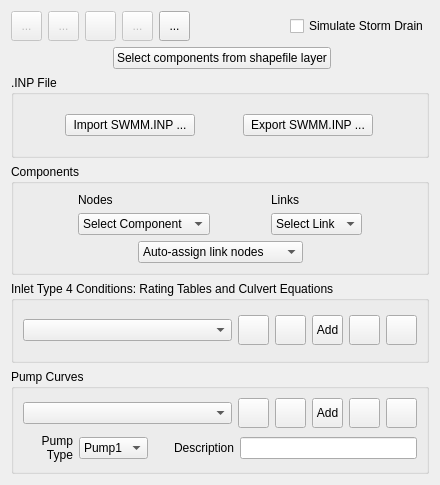
Old version of the form flo2d/ui/storm_drain_editor.ui in the repository FLO-2DSoftware/qgis-flo-2d-plugin.
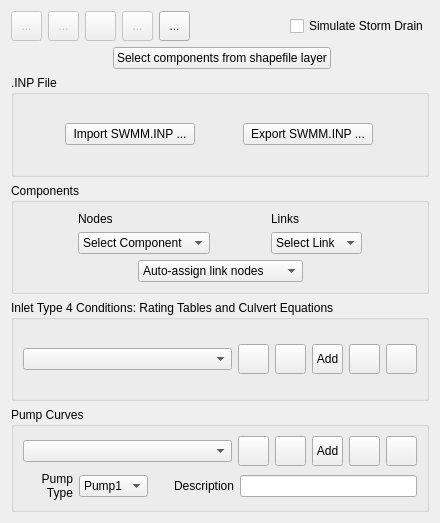
New version of the form. Icons and pictures are not drawn.

Diff of the .ui file:
```diff
--- a/flo2d/ui/storm_drain_editor.ui
+++ b/flo2d/ui/storm_drain_editor.ui
@@ -7,7 +7,7 @@
     <x>0</x>
     <y>0</y>
     <width>440</width>
-    <height>485</height>
+    <height>523</height>
    </rect>
   </property>
   <property name="minimumSize">
```
Left out of the diff: 2 changed lines with no effect on the pictures.
